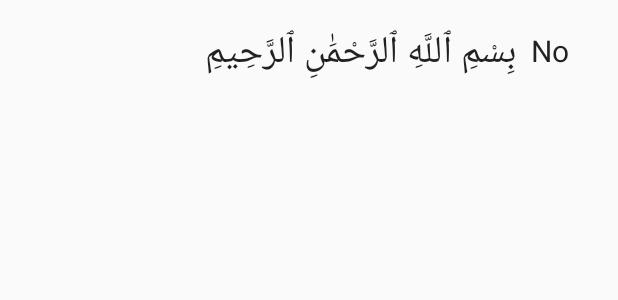
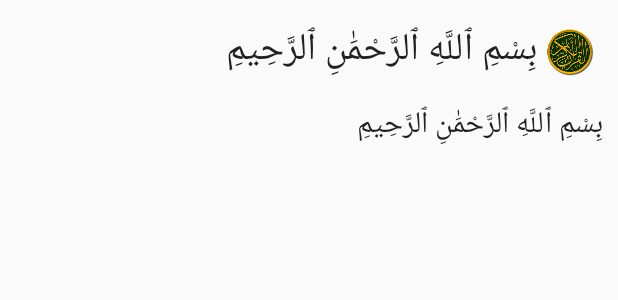
Before and after one commit to HTsmuh/HOME-WORK, an Android app: the layout ayat_single_row.xml on its own in the app's theme, with its tools: preview values and no code run, on a phone screen of 412 x 824 dp. Shown: the top 300 px of the screen. Run offline under Robolectric (Android 15) with nearby library versions, the phone set to English and light mode, and no system bars.

```diff
--- a/app/src/main/java/com/example/hp/digitalquran/Database/MySqliteDatabase.java
+++ b/app/src/main/java/com/example/hp/digitalquran/Database/MySqliteDatabase.java
@@ -6,7 +6,7 @@ import com.readystatesoftware.sqliteasset.SQLiteAssetHelper;
 
 public class MySqliteDatabase extends SQLiteAssetHelper {
 
-    private static final String DATABASE_NAMES = "QURAN_DATA";
+    private static final String DATABASE_NAMES = "QURAN";
     private static final int DATABASE_VERSION = 1;
 
     public MySqliteDatabase(Context context) {
--- a/app/src/main/java/com/example/hp/digitalquran/Fragments/TranslationFragment.java
+++ b/app/src/main/java/com/example/hp/digitalquran/Fragments/TranslationFragment.java
@@ -33,9 +33,9 @@ public class TranslationFragment extends Fragment {
         DbBackend db=new DbBackend(getContext());
 
         String[] arabic_text = db.Ayat_Text();
-        String[] ayat_number = db.Ayat_No();
+        String[] translation_text = db.Translation_Text();
 
-        listAdapter = new TranslationAdapter(getContext(),ayat_number,arabic_text);
+        listAdapter = new TranslationAdapter(getContext(),translation_text,arabic_text);
 
         itemList.setAdapter(listAdapter);
 
--- a/app/src/main/java/com/example/hp/digitalquran/SplashActivity.java
+++ b/app/src/main/java/com/example/hp/digitalquran/SplashActivity.java
@@ -8,7 +8,7 @@ import android.os.Bundle;
 import com.example.hp.digitalquran.Fragments.MainActivity;
 
 public class SplashActivity extends AppCompatActivity {
-    private final int SPLASH_DISPLAY_LENGTH = 2000;
+    private final int SPLASH_DISPLAY_LENGTH = 1000;
     @Override
     protected void onCreate(Bundle savedInstanceState) {
         super.onCreate(savedInstanceState);
--- a/app/src/main/res/layout/ayat_single_row.xml
+++ b/app/src/main/res/layout/ayat_single_row.xml
@@ -2,24 +2,36 @@
 <LinearLayout xmlns:android="http://schemas.android.com/apk/res/android"
     android:layout_width="match_parent"
     android:layout_height="match_parent"
-    android:padding="10dp"
-    android:weightSum="8">
+    android:orientation="vertical"
+    android:padding="10dp">
+    <LinearLayout
+        android:layout_width="match_parent"
+        android:layout_height="wrap_content"
+        android:orientation="horizontal"
+        android:weightSum="9">
         <TextView
             android:id="@+id/text2"
             android:text="بِسْمِ ٱللَّهِ ٱلرَّحْمَٰنِ ٱلرَّحِيمِ"
-        android:layout_weight="7"
             android:layout_width="0dp"
+            android:layout_weight="8"
             android:layout_height="wrap_content"
             android:textSize="25sp"
             android:gravity="center_vertical"
             android:textAppearance="?android:attr/textAppearanceListItemSmall"
             android:minHeight="?android:attr/listPreferredItemHeightSmall" />
+        <ImageView
+            android:layout_width="0dp"
+            android:id="@+id/imageayat"
+            android:layout_weight="1"
+            android:padding="6dp"
+            android:src="@drawable/logo"
+            android:layout_height="50dp"
+            android:layout_toRightOf="@+id/text2"/>
+    </LinearLayout>
     <TextView
         android:id="@+id/text1"
-        android:text="No"
-        android:layout_weight="1"
-        android:layout_marginLeft="10dp"
-        android:layout_width="0dp"
+        android:text="بِسْمِ ٱللَّهِ ٱلرَّحْمَٰنِ ٱلرَّحِيمِ"
+        android:layout_width="match_parent"
         android:layout_height="wrap_content"
         android:textSize="20sp"
         android:gravity="center_vertical"
```
Also changed, not shown: app/src/main/java/com/example/hp/digitalquran/Adapter/TranslationAdapter.java (+8 -5 lines), app/src/main/java/com/example/hp/digitalquran/Database/DbBackend.java (+15 -0 lines), 2 other files. Lines whose indentation alone changed are shown as unchanged.
